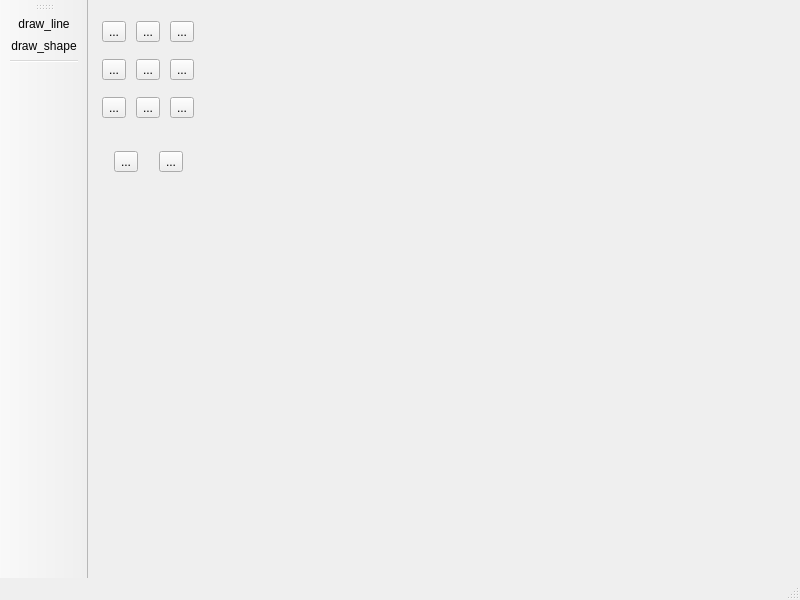
Above: LastProject/project1/mainwindow.ui from chelly1995/qt before the change. Below: the same form after it.
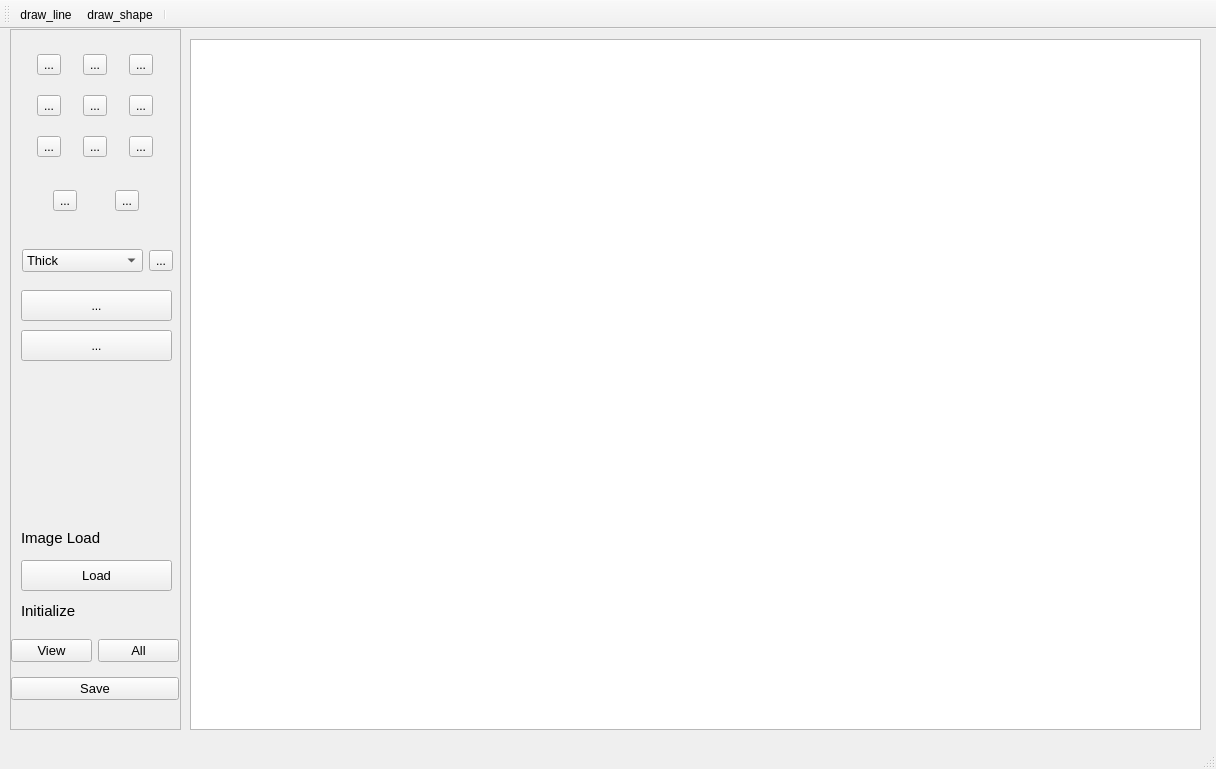
That is the form after the change. Icons and pictures are not drawn.

The edit to the form file:
```diff
--- a/LastProject/project1/mainwindow.ui
+++ b/LastProject/project1/mainwindow.ui
@@ -6,21 +6,42 @@
    <rect>
     <x>0</x>
     <y>0</y>
-    <width>800</width>
-    <height>600</height>
+    <width>1216</width>
+    <height>769</height>
    </rect>
   </property>
   <property name="windowTitle">
    <string>MainWindow</string>
   </property>
   <widget class="QWidget" name="centralwidget">
-   <widget class="QWidget" name="">
+   <widget class="QScrollArea" name="scrollArea">
+    <property name="geometry">
+     <rect>
+      <x>10</x>
+      <y>0</y>
+      <width>171</width>
+      <height>701</height>
+     </rect>
+    </property>
+    <property name="widgetResizable">
+     <bool>true</bool>
+    </property>
+    <widget class="QWidget" name="scrollAreaWidgetContents">
+     <property name="geometry">
+      <rect>
+       <x>0</x>
+       <y>0</y>
+       <width>169</width>
+       <height>699</height>
+      </rect>
+     </property>
+     <widget class="QWidget" name="layoutWidget">
     <property name="geometry">
      <rect>
       <x>10</x>
       <y>10</y>
-      <width>101</width>
-      <height>121</height>
+        <width>151</width>
+        <height>131</height>
      </rect>
     </property>
     <layout class="QGridLayout" name="gridLayout">
@@ -47,7 +68,7 @@
       </widget>
      </item>
      <item row="0" column="2">
-      <widget class="QToolButton" name="MemoButton">
+        <widget class="QToolButton" name="TextButton">
        <property name="text">
         <string>...</string>
        </property>
@@ -113,18 +134,18 @@
      </item>
     </layout>
    </widget>
-   <widget class="QWidget" name="">
+     <widget class="QWidget" name="layoutWidget">
     <property name="geometry">
      <rect>
-      <x>11</x>
-      <y>131</y>
-      <width>101</width>
+        <x>10</x>
+        <y>140</y>
+        <width>151</width>
       <height>61</height>
      </rect>
     </property>
     <layout class="QGridLayout" name="gridLayout_2">
      <item row="0" column="0">
-      <widget class="QToolButton" name="toolButton_10">
+        <widget class="QToolButton" name="MemoButton">
        <property name="text">
         <string>...</string>
        </property>
@@ -138,6 +159,210 @@
       </widget>
      </item>
     </layout>
+     </widget>
+     <widget class="QLabel" name="Initialize_Label">
+      <property name="geometry">
+       <rect>
+        <x>10</x>
+        <y>570</y>
+        <width>131</width>
+        <height>21</height>
+       </rect>
+      </property>
+      <property name="baseSize">
+       <size>
+        <width>40</width>
+        <height>60</height>
+       </size>
+      </property>
+      <property name="font">
+       <font>
+        <pointsize>11</pointsize>
+       </font>
+      </property>
+      <property name="text">
+       <string>Initialize</string>
+      </property>
+     </widget>
+     <widget class="QToolButton" name="DrawButton">
+      <property name="geometry">
+       <rect>
+        <x>10</x>
+        <y>260</y>
+        <width>151</width>
+        <height>31</height>
+       </rect>
+      </property>
+      <property name="text">
+       <string>...</string>
+      </property>
+     </widget>
+     <widget class="QToolButton" name="InsertImplantButton">
+      <property name="geometry">
+       <rect>
+        <x>10</x>
+        <y>300</y>
+        <width>151</width>
+        <height>31</height>
+       </rect>
+      </property>
+      <property name="text">
+       <string>...</string>
+      </property>
+     </widget>
+     <widget class="QWidget" name="layoutWidget">
+      <property name="geometry">
+       <rect>
+        <x>0</x>
+        <y>600</y>
+        <width>168</width>
+        <height>81</height>
+       </rect>
+      </property>
+      <layout class="QVBoxLayout" name="verticalLayout">
+       <item>
+        <layout class="QHBoxLayout" name="horizontalLayout_2">
+         <item>
+          <widget class="QPushButton" name="pushButton">
+           <property name="baseSize">
+            <size>
+             <width>40</width>
+             <height>40</height>
+            </size>
+           </property>
+           <property name="font">
+            <font>
+             <pointsize>10</pointsize>
+            </font>
+           </property>
+           <property name="text">
+            <string>View</string>
+           </property>
+          </widget>
+         </item>
+         <item>
+          <widget class="QPushButton" name="pushButton_3">
+           <property name="baseSize">
+            <size>
+             <width>40</width>
+             <height>40</height>
+            </size>
+           </property>
+           <property name="font">
+            <font>
+             <pointsize>10</pointsize>
+            </font>
+           </property>
+           <property name="text">
+            <string>All</string>
+           </property>
+          </widget>
+         </item>
+        </layout>
+       </item>
+       <item>
+        <widget class="QPushButton" name="SaveButton">
+         <property name="font">
+          <font>
+           <pointsize>10</pointsize>
+          </font>
+         </property>
+         <property name="text">
+          <string>Save</string>
+         </property>
+        </widget>
+       </item>
+      </layout>
+     </widget>
+     <widget class="QWidget" name="layoutWidget">
+      <property name="geometry">
+       <rect>
+        <x>11</x>
+        <y>210</y>
+        <width>151</width>
+        <height>41</height>
+       </rect>
+      </property>
+      <layout class="QHBoxLayout" name="horizontalLayout">
+       <item>
+        <widget class="QComboBox" name="ThicknesscomboBox">
+         <property name="font">
+          <font>
+           <pointsize>10</pointsize>
+          </font>
+         </property>
+         <item>
+          <property name="text">
+           <string>Thick</string>
+          </property>
+         </item>
+         <item>
+          <property name="text">
+           <string>Thin</string>
+          </property>
+         </item>
+        </widget>
+       </item>
+       <item>
+        <widget class="QToolButton" name="ColorButton">
+         <property name="text">
+          <string>...</string>
+         </property>
+         <property name="icon">
+          <iconset>
+           <normaloff>../build-project1-Desktop_Qt_6_4_1_MSVC2019_64bit-Debug/color.png</normaloff>../build-project1-Desktop_Qt_6_4_1_MSVC2019_64bit-Debug/color.png</iconset>
+         </property>
+        </widget>
+       </item>
+      </layout>
+     </widget>
+     <widget class="QLabel" name="Load_Label">
+      <property name="geometry">
+       <rect>
+        <x>10</x>
+        <y>500</y>
+        <width>101</width>
+        <height>16</height>
+       </rect>
+      </property>
+      <property name="font">
+       <font>
+        <pointsize>11</pointsize>
+       </font>
+      </property>
+      <property name="text">
+       <string>Image Load</string>
+      </property>
+     </widget>
+     <widget class="QPushButton" name="LoadButton">
+      <property name="geometry">
+       <rect>
+        <x>10</x>
+        <y>530</y>
+        <width>151</width>
+        <height>31</height>
+       </rect>
+      </property>
+      <property name="font">
+       <font>
+        <pointsize>10</pointsize>
+       </font>
+      </property>
+      <property name="text">
+       <string>Load</string>
+      </property>
+     </widget>
+    </widget>
+   </widget>
+   <widget class="QGraphicsView" name="graphicsView">
+    <property name="geometry">
+     <rect>
+      <x>190</x>
+      <y>10</y>
+      <width>1011</width>
+      <height>691</height>
+     </rect>
+    </property>
    </widget>
   </widget>
   <widget class="QMenuBar" name="menubar">
@@ -156,7 +381,7 @@
     <string>toolBar</string>
    </property>
    <attribute name="toolBarArea">
-    <enum>LeftToolBarArea</enum>
+    <enum>TopToolBarArea</enum>
    </attribute>
    <attribute name="toolBarBreak">
     <bool>false</bool>
```
Left out of the diff: 40 changed lines with no effect on the pictures. Lines whose indentation alone changed are shown as unchanged.
